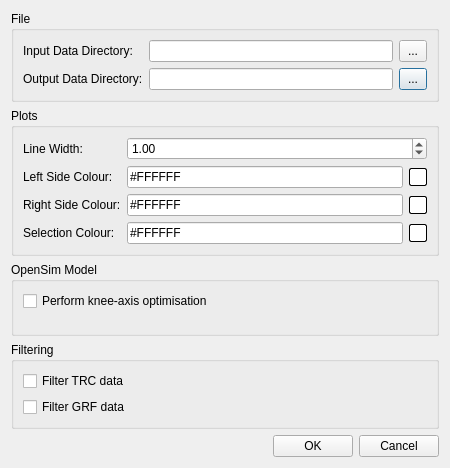
Above: src/c3d_parser/view/qt/options_dialog.ui from tsalemink/C3D-parser before the change. Below: the same form after it.
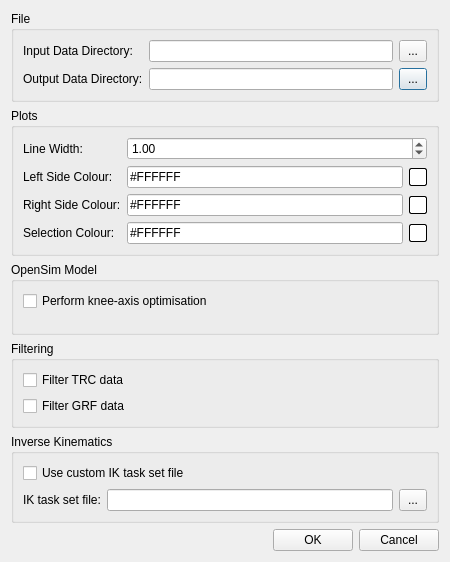
That is the form after the change.

Commit message: Support custom IK settings

What changed in the file:
```diff
--- a/src/c3d_parser/view/qt/options_dialog.ui
+++ b/src/c3d_parser/view/qt/options_dialog.ui
@@ -7,7 +7,7 @@
     <x>0</x>
     <y>0</y>
     <width>450</width>
-    <height>468</height>
+    <height>562</height>
    </rect>
   </property>
   <property name="windowTitle">
@@ -283,6 +283,52 @@
      </layout>
     </widget>
    </item>
+   <item>
+    <widget class="QGroupBox" name="groupBox_5">
+     <property name="title">
+      <string>Inverse Kinematics</string>
+     </property>
+     <layout class="QVBoxLayout" name="verticalLayout_2">
+      <item>
+       <widget class="QCheckBox" name="checkBoxCustomTaskSet">
+        <property name="text">
+         <string>Use custom IK task set file</string>
+        </property>
+       </widget>
+      </item>
+      <item>
+       <layout class="QHBoxLayout" name="horizontalLayout_7">
+        <item>
+         <widget class="QLabel" name="labelIKTaskSet">
+          <property name="text">
+           <string>IK task set file:</string>
+          </property>
+         </widget>
+        </item>
+        <item>
+         <widget class="QLineEdit" name="lineEditIKTaskSet"/>
+        </item>
+        <item>
+         <widget class="QPushButton" name="pushButtonIKTaskSetChooser">
+          <property name="sizePolicy">
+           <sizepolicy hsizetype="Fixed" vsizetype="Fixed">
+            <horstretch>0</horstretch>
+            <verstretch>0</verstretch>
+           </sizepolicy>
+          </property>
+          <property name="styleSheet">
+           <string notr="true">padding: 3px 8px;</string>
+          </property>
+          <property name="text">
+           <string>...</string>
+          </property>
+         </widget>
+        </item>
+       </layout>
+      </item>
+     </layout>
+    </widget>
+   </item>
    <item>
     <layout class="QHBoxLayout" name="horizontalLayout_3">
      <item>
```
The commit also changes 5 other files.
